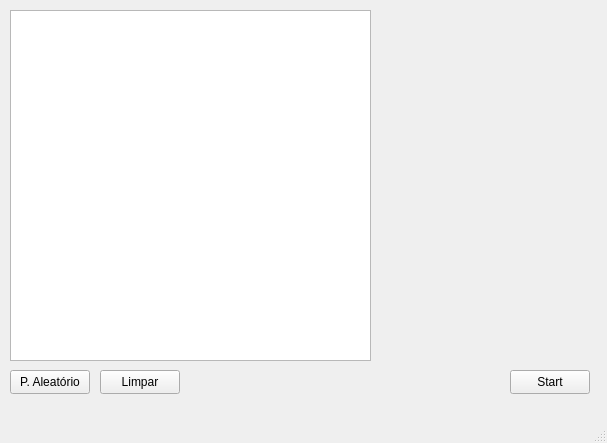
This is BattleshipFront/Forms/mainwindow.ui in ismael-ds-correia/battleship-cpp as Qt 5 draws it before an edit. The edited form follows.
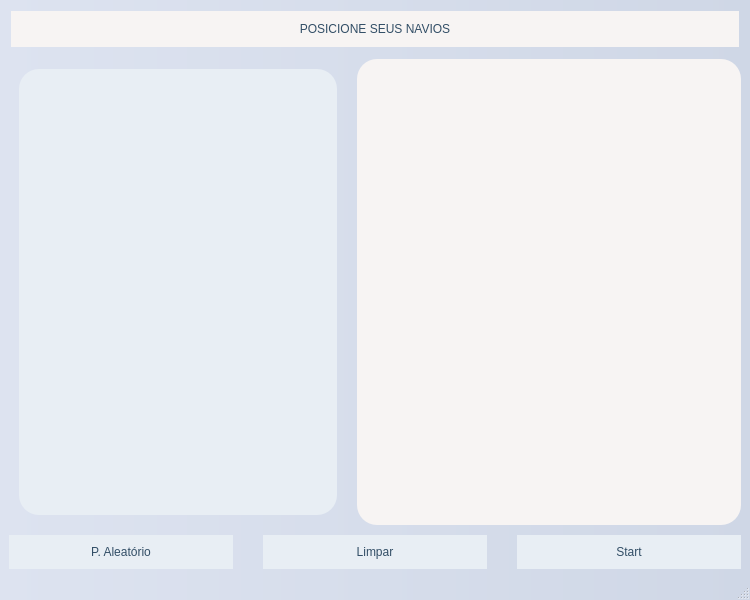
This is the edited form.

Commit message: Interface refeita + bug fix

The edit to the form file:
```diff
--- a/BattleshipFront/Forms/mainwindow.ui
+++ b/BattleshipFront/Forms/mainwindow.ui
@@ -6,73 +6,165 @@
    <rect>
     <x>0</x>
     <y>0</y>
-    <width>607</width>
-    <height>443</height>
+    <width>750</width>
+    <height>600</height>
    </rect>
   </property>
   <property name="windowTitle">
-   <string>MainWindow</string>
+   <string>Batalha Naval</string>
+  </property>
+  <property name="styleSheet">
+   <string notr="true">
+    QMainWindow {
+        background-color: qlineargradient(spread:pad, x1:0, y1:0, x2:1, y2:0, stop:0 #dde3f0, stop:1 #cfd7e6);
+    }
+    QLabel {
+        font: 24pt &quot;suntage&quot;;
+        color: rgb(50, 78, 102);
+    }
+    QPushButton {
+        background-color: #e8eef4;
+        border-radius: 20px;
+        padding: 10px 20px;
+        font: bold 14pt &quot;suntage&quot;;
+        color: rgb(50, 78, 102);
+    }
+    QPushButton:hover {
+        background-color: #b3bbca;
+    }
+   </string>
   </property>
   <widget class="QWidget" name="centralwidget">
-   <widget class="QGraphicsView" name="boardView">
-    <property name="geometry">
-     <rect>
-      <x>10</x>
-      <y>10</y>
-      <width>361</width>
-      <height>351</height>
-     </rect>
+   <layout class="QVBoxLayout" name="verticalLayoutMain">
+    <property name="spacing">
+     <number>10</number>
     </property>
-   </widget>
-   <widget class="QPushButton" name="start">
-    <property name="geometry">
-     <rect>
-      <x>510</x>
-      <y>370</y>
-      <width>80</width>
-      <height>24</height>
-     </rect>
-    </property>
-    <property name="text">
-     <string>Start</string>
-    </property>
-   </widget>
-   <widget class="QPushButton" name="randomizer">
-    <property name="geometry">
-     <rect>
-      <x>10</x>
-      <y>370</y>
-      <width>80</width>
-      <height>24</height>
-     </rect>
-    </property>
-    <property name="text">
-     <string>P. Aleatório</string>
-    </property>
-   </widget>
-   <widget class="QWidget" name="selectorContainer" native="true">
-    <property name="geometry">
-     <rect>
-      <x>380</x>
-      <y>69</y>
-      <width>211</width>
-      <height>261</height>
-     </rect>
-    </property>
-   </widget>
-   <widget class="QPushButton" name="clear">
-    <property name="geometry">
-     <rect>
-      <x>100</x>
-      <y>370</y>
-      <width>80</width>
-      <height>24</height>
-     </rect>
-    </property>
-    <property name="text">
-     <string>Limpar</string>
-    </property>
-   </widget>
+    <item>
+     <widget class="QFrame" name="titleFrame">
+      <property name="styleSheet">
+       <string notr="true">
+        QFrame {
+            background-color: #f7f4f3;
+            border-radius: 20px;
+            margin: 2px;
+        }
+       </string>
+      </property>
+      <layout class="QVBoxLayout" name="verticalLayoutTitle">
+       <item>
+        <widget class="QLabel" name="titleLabel">
+         <property name="text">
+          <string>POSICIONE SEUS NAVIOS</string>
+         </property>
+         <property name="alignment">
+          <set>Qt::AlignmentFlag::AlignCenter</set>
+         </property>
+        </widget>
+       </item>
+      </layout>
+     </widget>
+    </item>
+    <item>
+     <layout class="QHBoxLayout" name="horizontalLayoutBoardAndSelector">
+      <item>
+       <widget class="QFrame" name="naviosFrame">
+        <property name="styleSheet">
+         <string notr="true">
+          QFrame {
+              background-color: #e8eef4;
+              border-radius: 20px;
+              margin: 10px;
+          }
+         </string>
+        </property>
+        <layout class="QVBoxLayout" name="verticalLayoutNavios">
+         <property name="spacing">
+          <number>5</number>
+         </property>
+         <item>
+          <widget class="QWidget" name="selectorContainer" native="true">
+           <property name="sizePolicy">
+            <sizepolicy hsizetype="Fixed" vsizetype="Fixed">
+             <horstretch>0</horstretch>
+             <verstretch>0</verstretch>
+            </sizepolicy>
+           </property>
+           <property name="minimumSize">
+            <size>
+             <width>300</width>
+             <height>330</height>
+            </size>
+           </property>
+          </widget>
+         </item>
+         <item>
+          <widget class="QLabel" name="naviosLabel">
+           <property name="alignment">
+            <set>Qt::AlignmentFlag::AlignTop</set>
+           </property>
+          </widget>
+         </item>
+        </layout>
+       </widget>
+      </item>
+      <item>
+       <widget class="QFrame" name="boardFrame">
+        <property name="styleSheet">
+         <string notr="true">
+          QFrame {
+              background-color: #f7f4f3;
+              border-radius: 20px;
+          }
+         </string>
+        </property>
+        <layout class="QVBoxLayout" name="verticalLayoutBoard">
+         <property name="spacing">
+          <number>5</number>
+         </property>
+         <item>
+          <widget class="QGraphicsView" name="boardView"/>
+         </item>
+         <item>
+          <widget class="QLabel" name="boardLabel">
+           <property name="alignment">
+            <set>Qt::AlignmentFlag::AlignTop</set>
+           </property>
+          </widget>
+         </item>
+        </layout>
+       </widget>
+      </item>
+     </layout>
+    </item>
+    <item>
+     <layout class="QHBoxLayout" name="horizontalLayoutButtons">
+      <property name="spacing">
+       <number>30</number>
+      </property>
+      <item>
+       <widget class="QPushButton" name="randomizer">
+        <property name="text">
+         <string>P. Aleatório</string>
+        </property>
+       </widget>
+      </item>
+      <item>
+       <widget class="QPushButton" name="clear">
+        <property name="text">
+         <string>Limpar</string>
+        </property>
+       </widget>
+      </item>
+      <item>
+       <widget class="QPushButton" name="start">
+        <property name="text">
+         <string>Start</string>
+        </property>
+       </widget>
+      </item>
+     </layout>
+    </item>
+   </layout>
   </widget>
   <widget class="QMenuBar" name="menubar">
    <property name="geometry">
```
Left out of the diff: 4 changed lines with no effect on the pictures. The commit also changes 7 other files.
